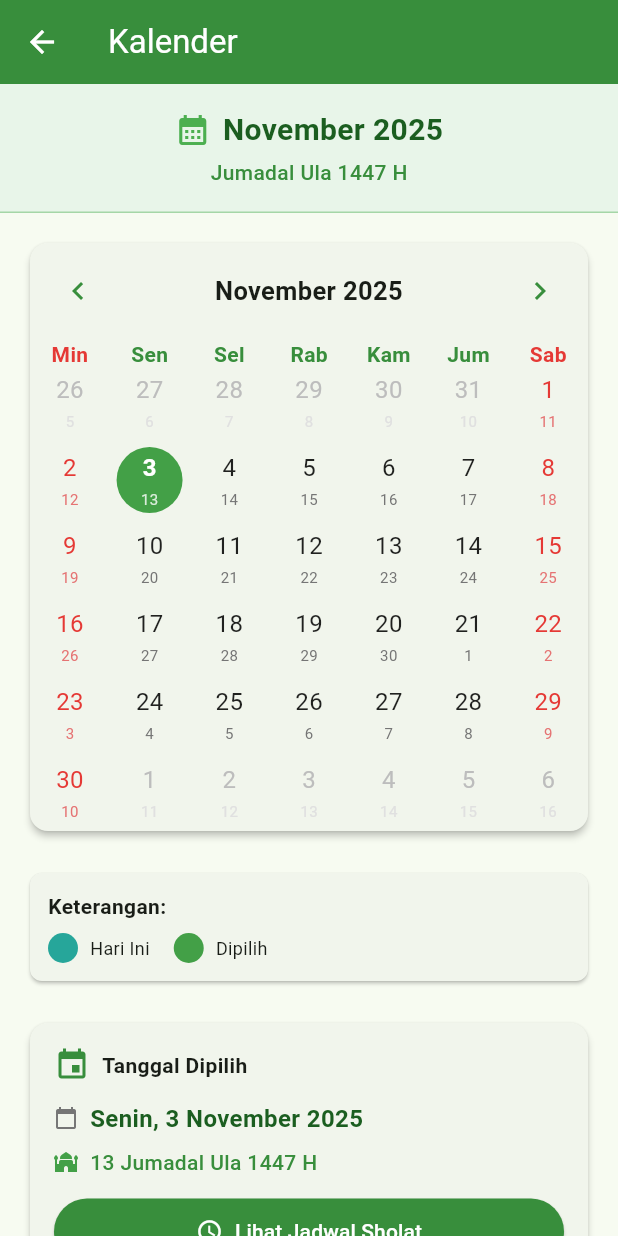
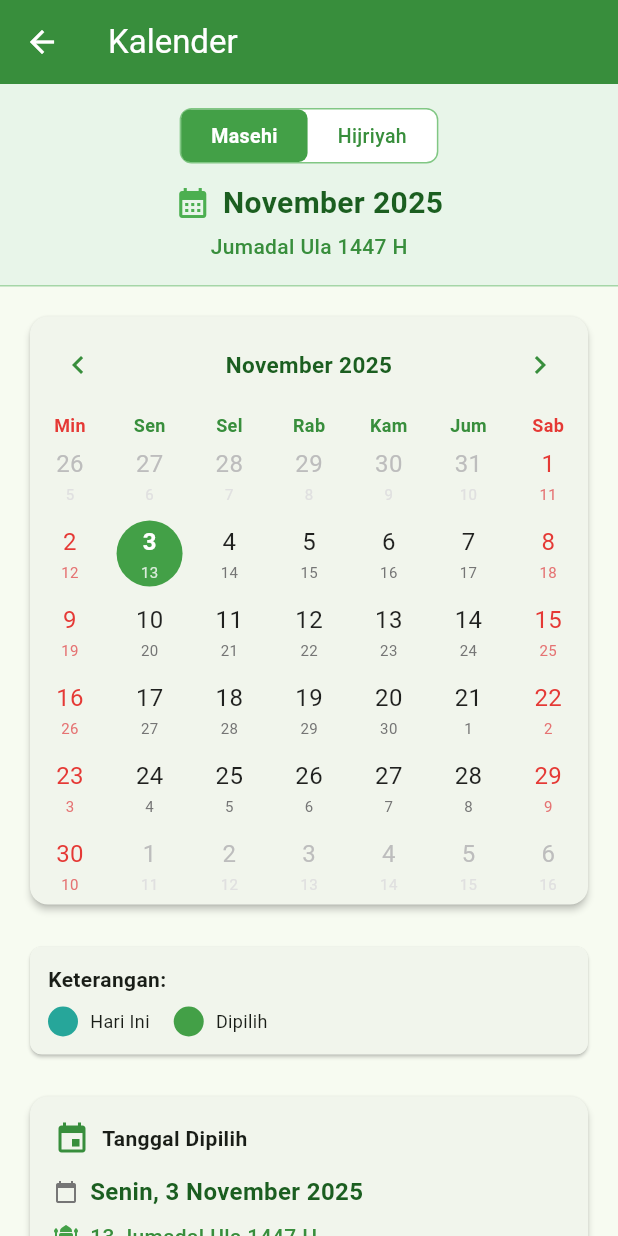
Before and after one commit to rioprastiawan/unisnu-pemrograman-mobile-lanjut-saku-muslim, a Flutter app: the CalendarPage screen opened directly, on a phone screen of 412 x 824 dp. Run offline on Flutter 3.47's test engine with Material 3 defaults, Android fonts, the phone set to English and light mode, and no system bars; drawn by our look-alikes of table_calendar; our stand-ins replace audioplayers, flutter_compass, flutter_local_notifications, geocoding, geolocator, hijri and 4 more; accounts and stored records are empty; network calls fail.

Commit message:
feat: Add shared preferences for calendar mode selection in calendar page

```diff
--- a/app/lib/pages/calendar_page.dart
+++ b/app/lib/pages/calendar_page.dart
@@ -1,6 +1,7 @@
 import 'package:flutter/material.dart';
 import 'package:table_calendar/table_calendar.dart';
 import 'package:hijri/hijri_calendar.dart';
+import 'package:shared_preferences/shared_preferences.dart';
 import '../services/database_helper.dart';
 import '../services/prayer_time_api_service.dart';
 import '../models/prayer_schedule.dart';
@@ -20,12 +21,32 @@ class _CalendarPageState extends State<CalendarPage> {
   DateTime _focusedDay = DateTime.now();
   DateTime? _selectedDay;
   Map<DateTime, bool> _cachedDates = {};
+  bool _isHijriPrimary = false; // false = Masehi primary, true = Hijri primary
 
   @override
   void initState() {
     super.initState();
     _selectedDay = _focusedDay;
+    _loadCalendarPreference();
     _loadCachedDates();
+  }
+
+  // Load calendar mode preference
+  Future<void> _loadCalendarPreference() async {
+    final prefs = await SharedPreferences.getInstance();
+    final isHijriPrimary = prefs.getBool('calendar_hijri_primary') ?? false;
+
+    if (mounted) {
+      setState(() {
+        _isHijriPrimary = isHijriPrimary;
+      });
+    }
+  }
+
+  // Save calendar mode preference
+  Future<void> _saveCalendarPreference(bool isHijriPrimary) async {
+    final prefs = await SharedPreferences.getInstance();
+    await prefs.setBool('calendar_hijri_primary', isHijriPrimary);
   }
 
   // Load dates that have cached prayer schedule
@@ -78,6 +99,36 @@ class _CalendarPageState extends State<CalendarPage> {
     });
   }
 
+  // Build toggle button for calendar mode
+  Widget _buildToggleButton(String label, bool isActive) {
+    return InkWell(
+      onTap: () async {
+        final newValue = label == 'Hijriyah';
+        setState(() {
+          _isHijriPrimary = newValue;
+        });
+        // Save preference
+        await _saveCalendarPreference(newValue);
+      },
+      borderRadius: BorderRadius.circular(6),
+      child: Container(
+        padding: const EdgeInsets.symmetric(horizontal: 20, vertical: 8),
+        decoration: BoxDecoration(
+          color: isActive ? Colors.green.shade600 : Colors.transparent,
+          borderRadius: BorderRadius.circular(6),
+        ),
+        child: Text(
+          label,
+          style: TextStyle(
+            color: isActive ? Colors.white : Colors.green.shade700,
+            fontWeight: isActive ? FontWeight.bold : FontWeight.w500,
+            fontSize: 13,
+          ),
+        ),
+      ),
+    );
+  }
+
   @override
   Widget build(BuildContext context) {
     final showFAB = !_isViewingCurrentMonth();
@@ -101,13 +152,31 @@ class _CalendarPageState extends State<CalendarPage> {
             ),
             child: Column(
               children: [
+                // Calendar mode toggle
+                Container(
+                  decoration: BoxDecoration(
+                    color: Colors.white,
+                    borderRadius: BorderRadius.circular(8),
+                    border: Border.all(color: Colors.green.shade300),
+                  ),
+                  child: Row(
+                    mainAxisSize: MainAxisSize.min,
+                    children: [
+                      _buildToggleButton('Masehi', !_isHijriPrimary),
+                      _buildToggleButton('Hijriyah', _isHijriPrimary),
+                    ],
+                  ),
+                ),
+                const SizedBox(height: 12),
                 Row(
                   mainAxisAlignment: MainAxisAlignment.center,
                   children: [
                     const Icon(Icons.calendar_month, color: Colors.green),
                     const SizedBox(width: 8),
                     Text(
-                      _getMonthName(_focusedDay),
+                      _isHijriPrimary
+                          ? _getHijriMonthName(HijriCalendar.fromDate(_focusedDay))
+                          : _getMonthName(_focusedDay),
                       style: TextStyle(
                         fontSize: 20,
                         fontWeight: FontWeight.bold,
@@ -118,7 +187,9 @@ class _CalendarPageState extends State<CalendarPage> {
                 ),
                 const SizedBox(height: 4),
                 Text(
-                  _getHijriMonthName(HijriCalendar.fromDate(_focusedDay)),
+                  _isHijriPrimary
+                      ? _getMonthName(_focusedDay)
+                      : _getHijriMonthName(HijriCalendar.fromDate(_focusedDay)),
                   style: TextStyle(
                     fontSize: 14,
                     color: Colors.green.shade700,
@@ -244,9 +315,10 @@ class _CalendarPageState extends State<CalendarPage> {
         headerStyle: HeaderStyle(
           formatButtonVisible: false,
           titleCentered: true,
-          titleTextStyle: const TextStyle(
-            fontSize: 17,
-            fontWeight: FontWeight.bold,
+          titleTextStyle: TextStyle(
+            fontSize: 15,
+            fontWeight: FontWeight.w600,
+            color: Colors.green.shade900,
           ),
           leftChevronIcon: Icon(
             Icons.chevron_left,
@@ -256,16 +328,43 @@ class _CalendarPageState extends State<CalendarPage> {
             Icons.chevron_right,
             color: Colors.green.shade700,
           ),
+          // Custom title formatter based on mode
+          titleTextFormatter: (date, locale) {
+            if (_isHijriPrimary) {
+              final hijri = HijriCalendar.fromDate(date);
+              final hijriMonths = [
+                'Muharram', 'Safar', 'Rabi\'ul Awwal', 'Rabi\'ul Akhir',
+                'Jumadal Ula', 'Jumadal Akhir', 'Rajab', 'Sya\'ban',
+                'Ramadan', 'Syawal', 'Dzulqa\'dah', 'Dzulhijjah'
+              ];
+              return '${hijriMonths[hijri.hMonth - 1]} ${hijri.hYear} H';
+            } else {
+              final months = [
+                'Januari', 'Februari', 'Maret', 'April', 'Mei', 'Juni',
+                'Juli', 'Agustus', 'September', 'Oktober', 'November', 'Desember'
+              ];
+              return '${months[date.month - 1]} ${date.year}';
+            }
+          },
         ),
 
         daysOfWeekStyle: DaysOfWeekStyle(
+          dowTextFormatter: (date, locale) {
+            // Custom day names based on mode
+            final dayNames = _isHijriPrimary
+                ? ['Ahad', 'Isnin', 'Selasa', 'Rabu', 'Kamis', 'Jumaat', 'Sabtu']
+                : ['Min', 'Sen', 'Sel', 'Rab', 'Kam', 'Jum', 'Sab'];
+            return dayNames[date.weekday % 7];
+          },
           weekdayStyle: TextStyle(
             color: Colors.green.shade700,
             fontWeight: FontWeight.bold,
+            fontSize: 12,
           ),
           weekendStyle: TextStyle(
             color: Colors.red.shade600,
             fontWeight: FontWeight.bold,
+            fontSize: 12,
           ),
         ),
 
@@ -331,6 +430,10 @@ class _CalendarPageState extends State<CalendarPage> {
       hijriTextColor = Colors.grey.shade600;
     }
 
+    // Swap primary and secondary based on mode
+    final primaryText = _isHijriPrimary ? hijriDate : '${day.day}';
+    final secondaryText = _isHijriPrimary ? '${day.day}' : hijriDate;
+
     return Container(
       margin: const EdgeInsets.all(4),
       decoration: BoxDecoration(
@@ -342,7 +445,7 @@ class _CalendarPageState extends State<CalendarPage> {
           mainAxisAlignment: MainAxisAlignment.center,
           children: [
             Text(
-              '${day.day}',
+              primaryText,
               style: TextStyle(
                 color: textColor,
                 fontWeight: (isToday || isSelected) ? FontWeight.bold : FontWeight.normal,
@@ -351,7 +454,7 @@ class _CalendarPageState extends State<CalendarPage> {
             ),
             const SizedBox(height: 2),
             Text(
-              hijriDate,
+              secondaryText,
               style: TextStyle(
                 color: hijriTextColor,
                 fontSize: 10,
--- a/app/pubspec.yaml
+++ b/app/pubspec.yaml
@@ -51,6 +51,9 @@ dependencies:
   # Local database
   sqflite: ^2.4.1
   path: ^1.9.1
+
+  # Shared preferences for user settings
+  shared_preferences: ^2.2.2
 
   # Calendar
   table_calendar: ^3.2.0
```
Also changed, not shown: app/pubspec.lock.
